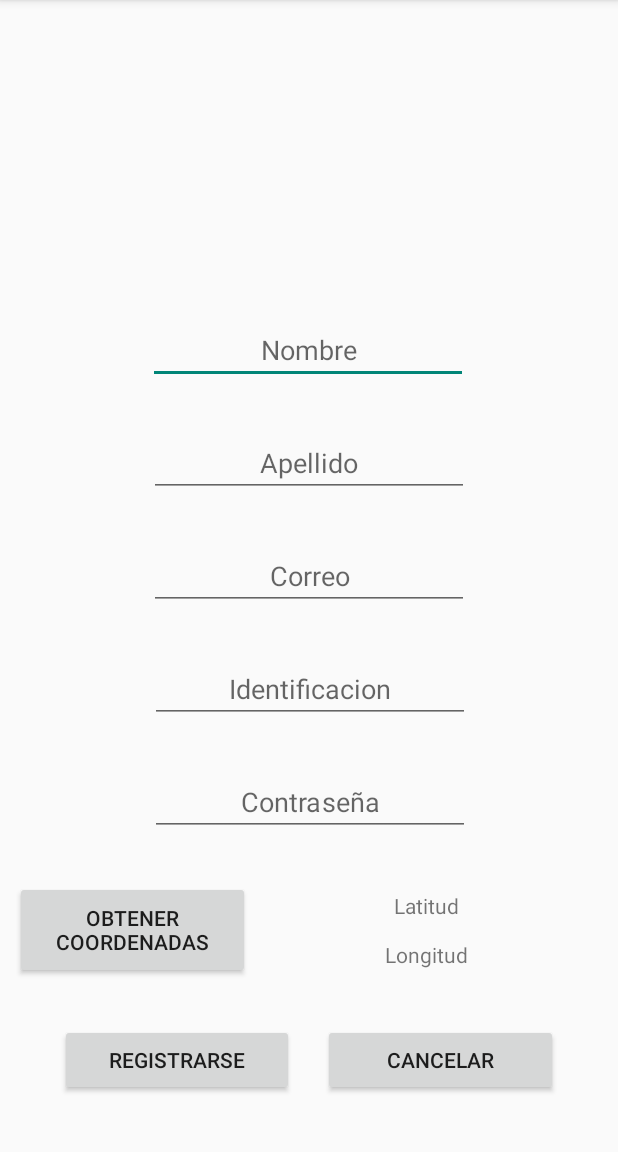
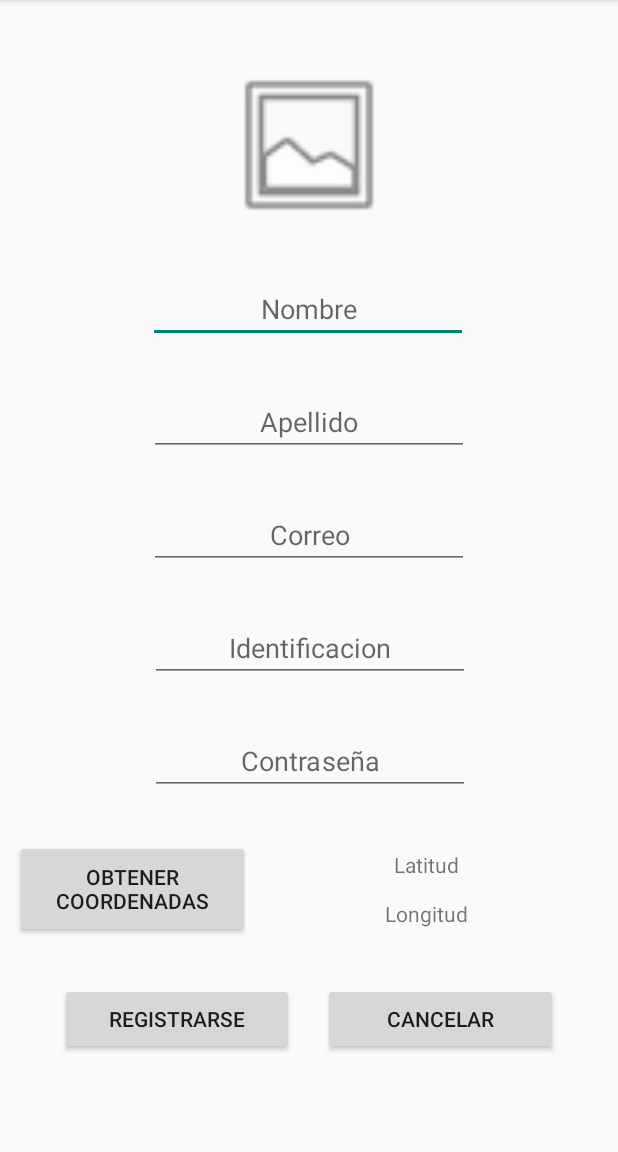
Before and after one commit to NicolasLopezFer/AndroidMobile---Taller3, an Android app: the SignUpActivity screen opened directly, with no data from a screen before it, on a phone screen of 412 x 824 dp, the part 84-1236 px from its top. Run offline under Robolectric (Android 15) with nearby library versions, the phone set to English and light mode, and no system bars; our stand-ins replace Firebase (no records; nobody signed in at launch, a user with empty details on screens opened directly); libraries missing offline, so code that uses them is left out: com.basgeekball.awesomevalidation; 8 statements that could not run were skipped.

```diff
--- a/app/src/main/res/layout/activity_sign_up.xml
+++ b/app/src/main/res/layout/activity_sign_up.xml
@@ -4,8 +4,20 @@
     xmlns:tools="http://schemas.android.com/tools"
     android:layout_width="match_parent"
     android:layout_height="match_parent"
-    tools:context=".SignUpActivity"
-    android:padding="10dp">
+    android:padding="10dp"
+    tools:context=".SignUpActivity">
+
+    <ScrollView
+        android:layout_width="match_parent"
+        android:layout_height="match_parent"
+        app:layout_constraintBottom_toBottomOf="parent"
+        app:layout_constraintEnd_toEndOf="parent"
+        app:layout_constraintStart_toStartOf="parent"
+        app:layout_constraintTop_toTopOf="parent">
+
+        <androidx.constraintlayout.widget.ConstraintLayout
+            android:layout_width="match_parent"
+            android:layout_height="match_parent">
 
             <EditText
                 android:id="@+id/etNombreRegistro"
@@ -107,6 +119,7 @@
                 app:layout_constraintEnd_toEndOf="parent"
                 app:layout_constraintStart_toStartOf="parent"
                 app:layout_constraintTop_toTopOf="parent"
+                app:srcCompat="@android:drawable/ic_menu_gallery"
                 tools:srcCompat="@tools:sample/avatars" />
 
             <LinearLayout
@@ -156,12 +169,14 @@
                 android:layout_height="wrap_content"
                 android:layout_marginTop="30dp"
                 android:ems="10"
+                android:gravity="center"
+                android:hint="Identificacion"
                 android:inputType="number"
                 app:layout_constraintEnd_toEndOf="parent"
                 app:layout_constraintHorizontal_bias="0.502"
                 app:layout_constraintStart_toStartOf="parent"
-        app:layout_constraintTop_toBottomOf="@+id/etEmailRegistro"
-        android:hint="Identificacion"
-        android:gravity="center"/>
+                app:layout_constraintTop_toBottomOf="@+id/etEmailRegistro" />
+        </androidx.constraintlayout.widget.ConstraintLayout>
+    </ScrollView>
 
 </androidx.constraintlayout.widget.ConstraintLayout>
```
Also changed, not shown: app/src/main/java/com/example/taller3/MainMapActivity.java (+36 -14 lines), app/src/main/java/com/example/taller3/Model/Usuario.java (+5 -2 lines), app/src/main/java/com/example/taller3/SignUpActivity.java (+14 -10 lines), app/src/main/java/com/example/taller3/UserDistanceMapActivity.java (+71 -1 lines). Lines whose indentation alone changed are shown as unchanged.
